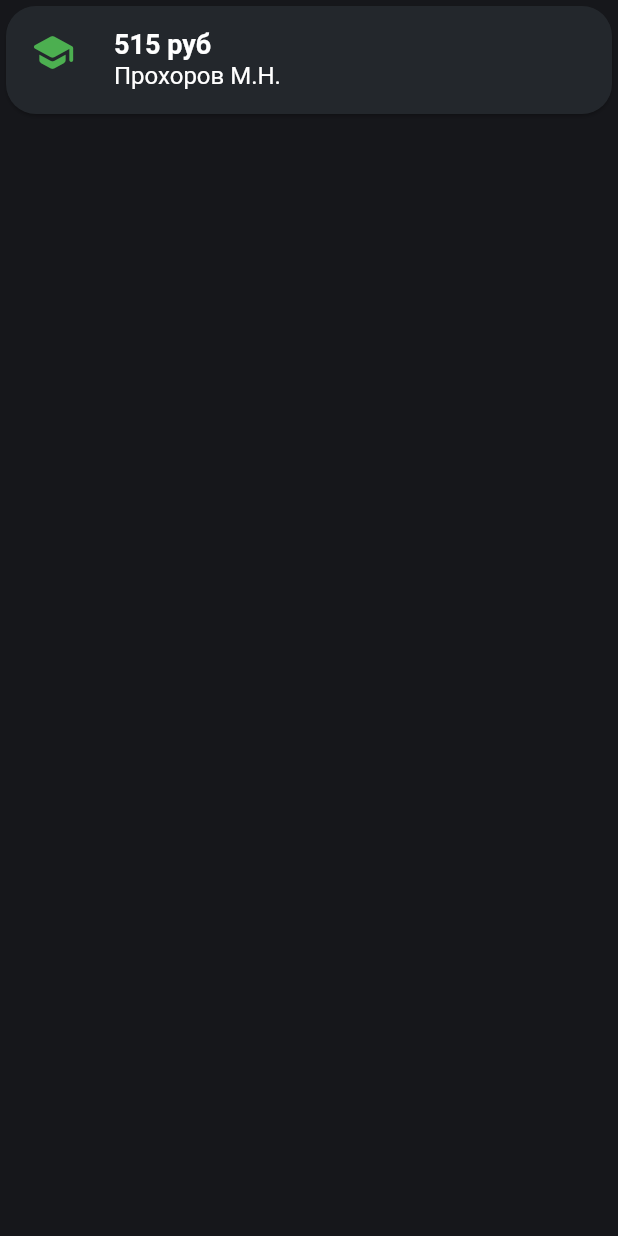
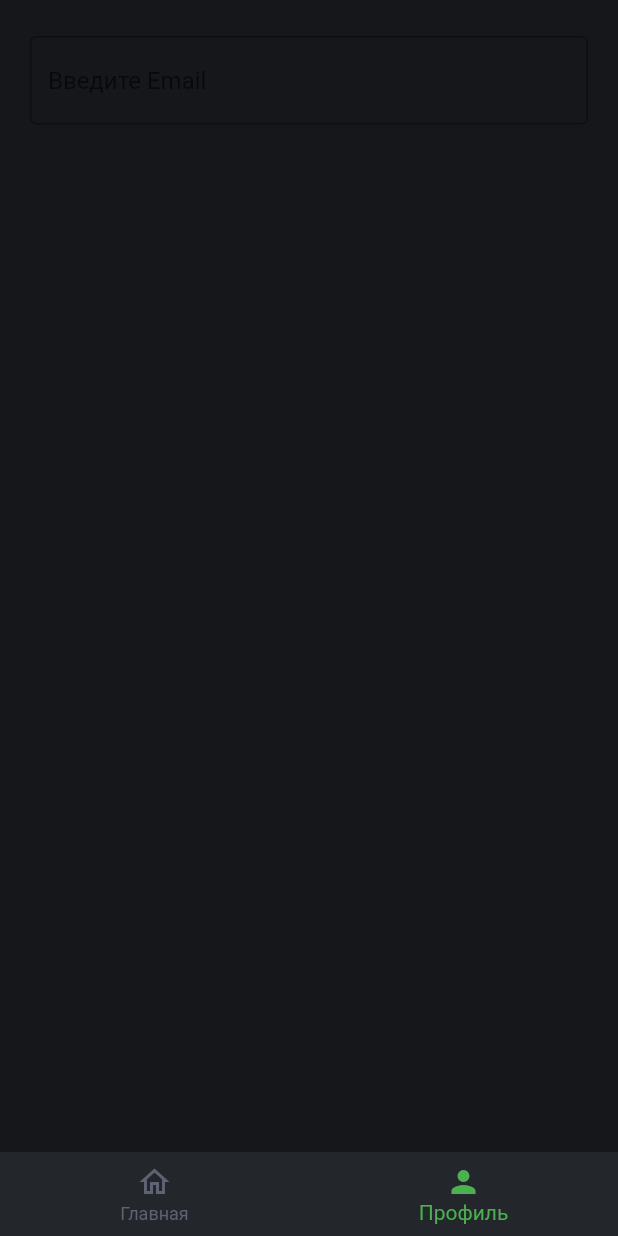
Before and after one commit to Kar1ch/vdole_mobile, a Flutter app: the screen it shows after launch, on a phone screen of 412 x 824 dp. Run offline on Flutter 3.47's test engine with Material 2 defaults, Android fonts, the phone set to English and light mode, and no system bars.

Commit message:
1. Нижняя навигация между страницей рейтинга CFDR и профилем. 2. Начато создание формы для авторизации и регистрации пользователей

```diff
--- a/lib/main.dart
+++ b/lib/main.dart
@@ -1,5 +1,7 @@
 import 'package:flutter/material.dart';
-import 'presentaion/pages/home.dart';
+import 'presentaion/pages/home_page.dart';
+import 'package:vdole_mobile/presentaion/pages/rating/rating_page.dart';
+import 'package:vdole_mobile/presentaion/pages/profile/profile_page.dart';
 
 void main() {
   runApp(const MaterialApp(
--- /dev/null
+++ b/lib/presentaion/pages/home_page.dart
@@ -0,0 +1,50 @@
+import 'package:flutter/material.dart';
+import 'package:vdole_mobile/presentaion/colors.dart';
+import 'package:vdole_mobile/presentaion/pages/rating/rating_page.dart';
+import 'package:vdole_mobile/presentaion/pages/profile/profile_page.dart';
+
+class HomePage extends StatefulWidget{
+  const HomePage({Key? key}) : super(key: key);
+
+  @override
+  _HomePageState createState() => _HomePageState(1);//Единица указана до тех пор пока не прекратится отладка профиля
+
+}
+
+class _HomePageState extends State<HomePage>{
+  int _activePage = 0;
+  final List<Widget> _tabItems = [RatingPage(), ProfilePage()];
+
+  _HomePageState(int SelectedPage){
+    _activePage = SelectedPage;
+  }
+
+  @override
+  Widget build(BuildContext context){
+    return Scaffold(
+      body: _tabItems[_activePage],
+      bottomNavigationBar: BottomNavigationBar(
+        type: BottomNavigationBarType.fixed,
+        backgroundColor: DarkThemeColors.tinkbg01,
+        selectedItemColor: DarkThemeColors.primary00,
+        selectedLabelStyle: const TextStyle(color: DarkThemeColors.white),
+        unselectedItemColor: DarkThemeColors.deactive,
+        currentIndex: _activePage,
+        onTap: (index) => setState(() => _activePage = index),
+        items: const [
+          BottomNavigationBarItem(
+            activeIcon: Icon(Icons.home),
+            icon: Icon(Icons.home_outlined),
+            label: 'Главная',
+          ),
+          BottomNavigationBarItem(
+            activeIcon: Icon(Icons.person),
+            icon: Icon(Icons.person_outlined),
+            label: 'Профиль',
+          ),
+        ],
+      ),
+      backgroundColor: DarkThemeColors.background01,
+    );
+  }
+}
--- /dev/null
+++ b/lib/presentaion/pages/profile/profile_page.dart
@@ -0,0 +1,30 @@
+import 'package:flutter/material.dart';
+import 'package:vdole_mobile/presentaion/colors.dart';
+
+class ProfilePage extends StatelessWidget{
+  const ProfilePage({Key? key}) : super(key: key);
+
+  @override
+  Widget build(BuildContext context){
+    return Scaffold(
+      body: Container(
+        margin: const EdgeInsets.only(top: 8),
+        child: ListView(
+          physics: const ClampingScrollPhysics(),
+          children: <Widget>[
+            Container(
+              margin: const EdgeInsets.symmetric(vertical: 16, horizontal: 20),
+              child: const TextField(
+                decoration: InputDecoration(
+                  border: OutlineInputBorder(),
+                  hintText: 'Введите Email',
+                ),
+              ),
+            )
+          ]
+        ),
+      ),
+      backgroundColor: DarkThemeColors.tinkbg00,
+    );
+  }
+}
--- a/lib/presentaion/pages/home.dart
+++ b/lib/presentaion/pages/rating/rating_page.dart
@@ -1,8 +1,8 @@
 import 'package:flutter/material.dart';
 import 'package:vdole_mobile/presentaion/colors.dart';
 
-class HomePage extends StatelessWidget{
-  const HomePage({Key? key}) : super(key: key);
+class RatingPage extends StatelessWidget{
+  const RatingPage({Key? key}) : super(key: key);
 
   @override
   Widget build(BuildContext context){
```
Also changed, not shown: pubspec.yaml (+5 -3 lines), assets/svg/avatar.png (added), lib/presentaion/pages/profile.dart (deleted), pubspec.lock. Lines whose indentation alone changed are shown as unchanged.
